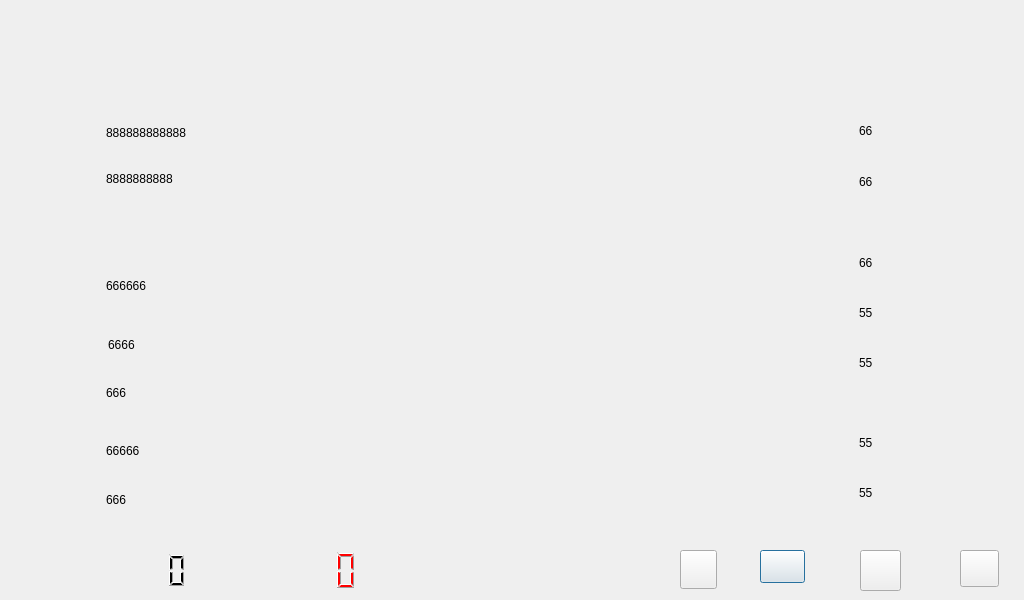
First picture: the form in work.ui, repository wushengjun85/jy10_01, before the edit.
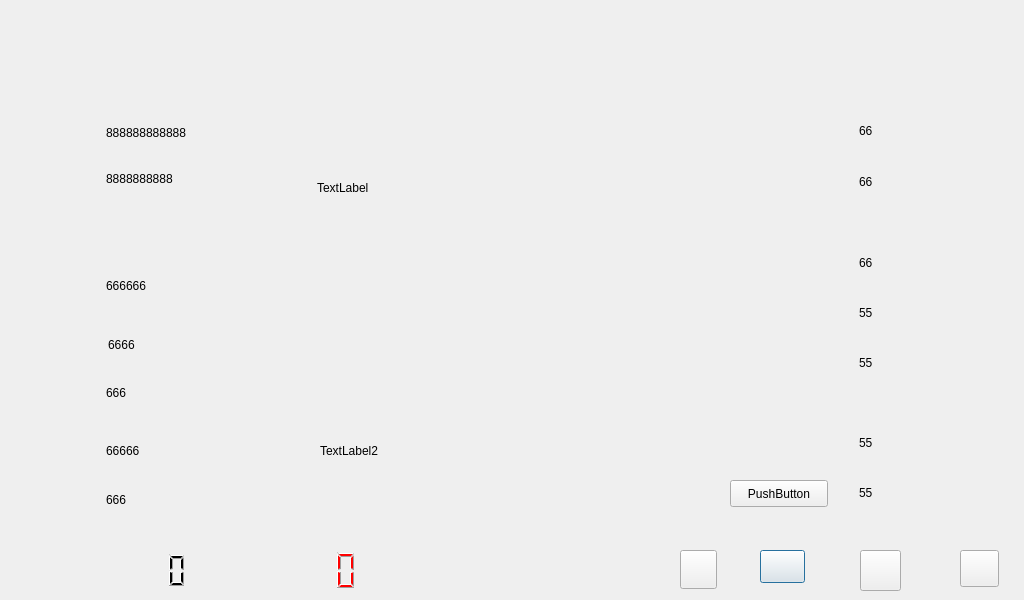
Second picture: the form after the edit. Icons and pictures are not drawn.

```diff
--- a/work.ui
+++ b/work.ui
@@ -342,6 +342,45 @@
     <enum>QLCDNumber::Filled</enum>
    </property>
   </widget>
+  <widget class="QLabel" name="show_label1">
+   <property name="geometry">
+    <rect>
+     <x>317</x>
+     <y>74</y>
+     <width>390</width>
+     <height>228</height>
+    </rect>
+   </property>
+   <property name="text">
+    <string>TextLabel</string>
+   </property>
+  </widget>
+  <widget class="QLabel" name="label_16">
+   <property name="geometry">
+    <rect>
+     <x>320</x>
+     <y>390</y>
+     <width>371</width>
+     <height>121</height>
+    </rect>
+   </property>
+   <property name="text">
+    <string>TextLabel2</string>
+   </property>
+  </widget>
+  <widget class="QPushButton" name="pushButton_5">
+   <property name="geometry">
+    <rect>
+     <x>730</x>
+     <y>480</y>
+     <width>98</width>
+     <height>27</height>
+    </rect>
+   </property>
+   <property name="text">
+    <string>PushButton</string>
+   </property>
+  </widget>
  </widget>
  <resources/>
  <connections/>
```
